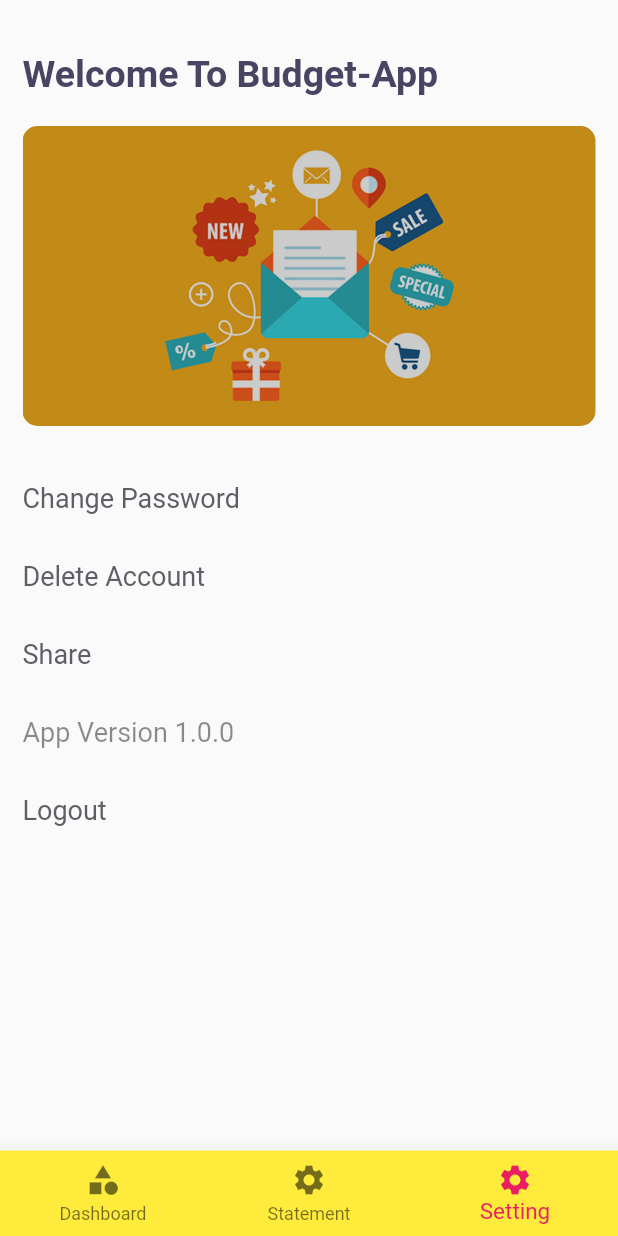
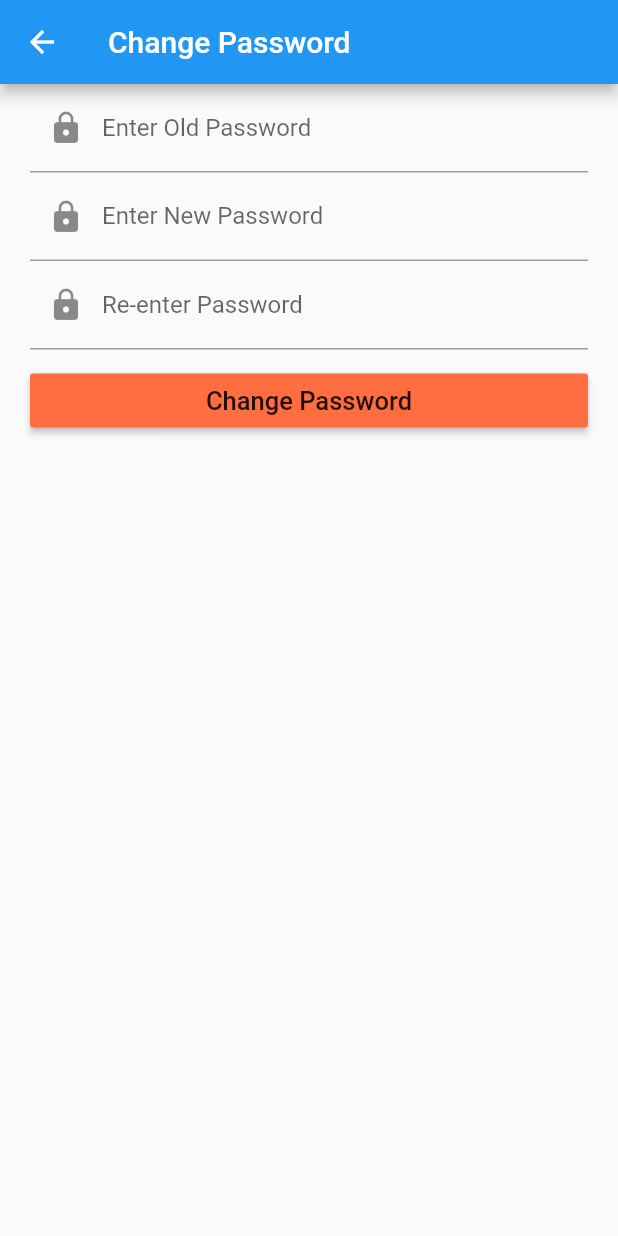
Before and after one commit to acharjeeauntor/BudgetApp, a Flutter app: the DashboardNavigation screen opened by its route, item 3 of the bottom bar chosen, after a tap on "Change Password", on a phone screen of 412 x 824 dp. Run offline on Flutter 3.47's test engine with Material 2 defaults, Android fonts, the phone set to English and light mode, and no system bars; our stand-ins replace jwt_decoder, share, shared_preferences, toast; accounts and stored records are empty.

Commit message:
Complete Settings functionality.

```diff
--- a/lib/main.dart
+++ b/lib/main.dart
@@ -1,3 +1,4 @@
+import 'package:budgetapp/screens/changePasswordScreen.dart';
 import 'package:budgetapp/screens/dashboardScreen.dart';
 import 'package:budgetapp/screens/settingsScreen.dart';
 import 'package:budgetapp/screens/signinScreen.dart';
@@ -33,7 +34,8 @@ class MyApp extends StatelessWidget {
           SigninScreen.routeName: (ctx) => SigninScreen(),
           DashboardScreen.routename: (ctx) => DashboardScreen(),
           DashboardNavigation.routeName: (ctx) => DashboardNavigation(),
-          SettingScreen.routeName: (ctx) => SettingScreen()
+          SettingScreen.routeName: (ctx) => SettingScreen(),
+          ChangePasswordScreen.routeName: (ctx) => ChangePasswordScreen()
         },
       ),
     );
--- a/lib/providers/user.dart
+++ b/lib/providers/user.dart
@@ -10,6 +10,11 @@ class User with ChangeNotifier {
     notifyListeners();
   }
 
+  set removeToken(newToken) {
+    _token = '';
+    notifyListeners();
+  }
+
   String get authToken => _token;
   String get userId {
     Map<String, dynamic> decodedToken = JwtDecoder.decode(_token);
--- /dev/null
+++ b/lib/screens/changePasswordScreen.dart
@@ -0,0 +1,140 @@
+import 'dart:convert';
+
+import 'package:budgetapp/helpers/color.dart';
+import 'package:budgetapp/providers/user.dart';
+import 'package:budgetapp/screens/signinScreen.dart';
+import 'package:flutter/material.dart';
+import 'package:http/http.dart' as http;
+import 'package:provider/provider.dart';
+import 'package:shared_preferences/shared_preferences.dart';
+import 'package:toast/toast.dart';
+
+class ChangePasswordScreen extends StatefulWidget {
+  static const routeName = "changepassword";
+
+  @override
+  _ChangePasswordScreenState createState() => _ChangePasswordScreenState();
+}
+
+class _ChangePasswordScreenState extends State<ChangePasswordScreen> {
+  var formKey = GlobalKey<FormState>();
+  var _comfirmPassword, _oldPassword, _newPassword;
+  var passwordCtrl = TextEditingController();
+  @override
+  Widget build(BuildContext context) {
+    final userProvider = Provider.of<User>(context, listen: false);
+
+    void handleSubmit() async {
+      if (formKey.currentState.validate()) {
+        formKey.currentState.save();
+      }
+
+      // post request
+
+      final response = await http
+          .post("http://10.0.2.2:5000/users/changepassword", headers: {
+        "Authorization": "${userProvider.authToken}"
+      }, body: {
+        "oldPassword": _oldPassword,
+        "newPassword": _newPassword,
+        "confirmPassword": _comfirmPassword
+      });
+
+      var responseData = json.decode(response.body);
+
+      // JWT Token get + decode
+
+//    print("Token ${responseData['token']}");
+//    Map<String, dynamic> decodedToken =
+//        JwtDecoder.decode(responseData['token']);
+//    print("Decoded Token $decodedToken");
+//    bool hasExpired = JwtDecoder.isExpired(responseData['token']);
+//    print("Token validaty$hasExpired");
+      if (response.statusCode == 200) {
+        //Clear SharedPreferences
+        final pref = await SharedPreferences.getInstance();
+        await pref.clear();
+        //Navigator to the Signup page
+        Navigator.of(context).pushReplacementNamed(
+          SigninScreen.routeName,
+        );
+        Toast.show("Password Change Successfully", context,
+            textColor: Colors.red,
+            duration: Toast.LENGTH_LONG,
+            gravity: Toast.TOP,
+            backgroundColor: const Color(0xff48C9B0));
+      } else if (response.statusCode == 401) {
+        Toast.show(responseData['oldPassword'], context,
+            textColor: Colors.white,
+            duration: Toast.LENGTH_LONG,
+            gravity: Toast.TOP,
+            backgroundColor: const Color(0xffEC7063));
+      }
+    }
+
+    return Scaffold(
+      appBar: AppBar(
+        title: Text("Change Password"),
+      ),
+      body: Center(
+        child: Padding(
+          padding: const EdgeInsets.only(left: 20.0, right: 20.0),
+          child: Form(
+            key: formKey,
+            child: Column(
+              children: [
+                TextFormField(
+                  obscureText: true,
+                  decoration: InputDecoration(
+                      labelText: 'Enter Old Password',
+                      prefixIcon: Icon(Icons.lock)),
+                  validator: (value) => value.length < 6
+                      ? "Password must be at least 6 characters"
+                      : null,
+                  onSaved: (value) => _oldPassword = value,
+                ),
+                TextFormField(
+                  obscureText: true,
+                  controller: passwordCtrl,
+                  decoration: InputDecoration(
+                      labelText: 'Enter New Password',
+                      prefixIcon: Icon(Icons.lock)),
+                  validator: (value) => value.length < 6
+                      ? "Password must be at least 6 characters"
+                      : null,
+                  onSaved: (value) => _newPassword = value,
+                ),
+                TextFormField(
+                  obscureText: true,
+                  //controller: confPasswordCtrl,
+                  decoration: InputDecoration(
+                      labelText: 'Re-enter Password',
+                      prefixIcon: Icon(Icons.lock)),
+                  validator: (value) =>
+                      value != passwordCtrl.text ? "Password Not match" : null,
+                  onSaved: (value) => _comfirmPassword = value,
+                ),
+                SizedBox(
+                  height: 10,
+                ),
+                Container(
+                  width: double.infinity,
+                  child: RaisedButton(
+                    color: containerColor,
+                    onPressed: handleSubmit,
+                    child: Text(
+                      "Change Password",
+                      style: TextStyle(
+                        fontSize: 17.0,
+                      ),
+                    ),
+                  ),
+                ),
+              ],
+            ),
+          ),
+        ),
+      ),
+    );
+  }
+}
--- a/lib/screens/dashboardScreen.dart
+++ b/lib/screens/dashboardScreen.dart
@@ -1,9 +1,9 @@
+import 'package:budgetapp/widgets/dashboardInput.dart';
+import 'package:budgetapp/widgets/dashboardValue.dart';
 import 'package:flutter/material.dart';
 
 class DashboardScreen extends StatefulWidget {
-
   static const routename = 'dashboard';
-
 
   @override
   _DashboardScreenState createState() => _DashboardScreenState();
@@ -13,8 +13,18 @@ class _DashboardScreenState extends State<DashboardScreen> {
   @override
   Widget build(BuildContext context) {
     return Scaffold(
-      appBar: AppBar(
-        title: Text("Deshboard"),
+      body: Padding(
+        padding: const EdgeInsets.only(left: 12.0, right: 12.0, top: 30.0),
+        child: Column(
+          crossAxisAlignment: CrossAxisAlignment.center,
+          children: [
+            DashBoardValueShow(),
+            SizedBox(
+              height: 5,
+            ),
+            DashBoardInputShow()
+          ],
+        ),
       ),
     );
   }
--- a/lib/screens/signinScreen.dart
+++ b/lib/screens/signinScreen.dart
@@ -62,7 +62,7 @@ class _SigninScreenState extends State<SigninScreen> {
         Toast.show("invalid Email Or Password", context,
             duration: Toast.LENGTH_LONG,
             gravity: Toast.TOP,
-            backgroundColor: const Color(0xff8c0000));
+            backgroundColor: const Color(0xffEC7063));
       }
     }
 
--- /dev/null
+++ b/lib/widgets/dashboardInput.dart
@@ -0,0 +1,70 @@
+import 'package:budgetapp/helpers/color.dart';
+import 'package:flutter/material.dart';
+
+class DashBoardInputShow extends StatefulWidget {
+  @override
+  _DashBoardInputShowState createState() => _DashBoardInputShowState();
+}
+
+class _DashBoardInputShowState extends State<DashBoardInputShow> {
+  @override
+  Widget build(BuildContext context) {
+    var formKey = GlobalKey<FormState>();
+    return Container(
+      height: MediaQuery.of(context).size.height * 0.25,
+      width: double.infinity,
+      decoration: BoxDecoration(
+        color: Colors.grey,
+        borderRadius: BorderRadius.circular(10.0),
+//        boxShadow: [
+//          BoxShadow(
+//            color: Colors.grey.withOpacity(0.5),
+//            spreadRadius: 5,
+//            blurRadius: 7,
+//            offset: Offset(0, 3), // changes position of shadow
+//          ),
+//        ],
+      ),
+      child: Form(
+        key: formKey,
+        child: Column(
+          children: [
+            TextFormField(
+              decoration: InputDecoration(
+                  labelText: 'Enter Your Email', prefixIcon: Icon(Icons.mail)),
+              keyboardType: TextInputType.emailAddress,
+              validator: (value) =>
+                  !value.contains("@") ? "Enter a valid email" : null,
+              onSaved: (value) {},
+            ),
+            TextFormField(
+              obscureText: true,
+              decoration: InputDecoration(
+                  labelText: 'Enter Your Password',
+                  prefixIcon: Icon(Icons.lock)),
+              validator: (value) =>
+                  value.length < 6 ? "Password at least 6 Character" : null,
+              onSaved: (value) {},
+            ),
+            SizedBox(
+              height: 10,
+            ),
+            Container(
+              width: double.infinity,
+              child: RaisedButton(
+                color: containerColor,
+                onPressed: null,
+                child: Text(
+                  "SignIn",
+                  style: TextStyle(
+                    fontSize: 17.0,
+                  ),
+                ),
+              ),
+            ),
+          ],
+        ),
+      ),
+    );
+  }
+}
--- /dev/null
+++ b/lib/widgets/dashboardValue.dart
@@ -0,0 +1,51 @@
+import 'package:flutter/material.dart';
+
+class DashBoardValueShow extends StatefulWidget {
+  @override
+  _DashBoardValueShowState createState() => _DashBoardValueShowState();
+}
+
+class _DashBoardValueShowState extends State<DashBoardValueShow> {
+  @override
+  Widget build(BuildContext context) {
+    return Container(
+      height: MediaQuery.of(context).size.height * 0.15,
+      width: double.infinity,
+      decoration: BoxDecoration(
+        color: Colors.grey,
+        borderRadius: BorderRadius.circular(10.0),
+//        boxShadow: [
+//          BoxShadow(
+//            color: Colors.grey.withOpacity(0.5),
+//            spreadRadius: 5,
+//            blurRadius: 7,
+//            offset: Offset(0, 3), // changes position of shadow
+//          ),
+//        ],
+      ),
+      child: Column(
+        crossAxisAlignment: CrossAxisAlignment.center,
+        mainAxisAlignment: MainAxisAlignment.center,
+        children: [
+          Text(
+            "Total:Total",
+            style: TextStyle(fontSize: 30.0, fontWeight: FontWeight.bold),
+          ),
+          Row(
+            mainAxisAlignment: MainAxisAlignment.spaceEvenly,
+            children: [
+              Text(
+                "income:income",
+                style: TextStyle(fontSize: 20.0, fontWeight: FontWeight.w600),
+              ),
+              Text(
+                "Expenses:Expenses",
+                style: TextStyle(fontSize: 20.0, fontWeight: FontWeight.w600),
+              )
+            ],
+          )
+        ],
+      ),
+    );
+  }
+}
--- a/lib/widgets/dashboardnavigation.dart
+++ b/lib/widgets/dashboardnavigation.dart
@@ -31,7 +31,7 @@ class _DashboardNavigationState extends State<DashboardNavigation> {
       body: _pages[_selectedPageIndex]['page'],
       bottomNavigationBar: BottomNavigationBar(
           currentIndex: _selectedPageIndex,
-          backgroundColor: Colors.yellow,
+          backgroundColor: const Color(0xffF4D03F),
           elevation: 15.0,
           selectedItemColor: Colors.pink,
           selectedFontSize: 15,
```
Also changed, not shown: lib/screens/settingsScreen.dart (+9 -2 lines), lib/widgets/dashboardOutput.dart (added).
